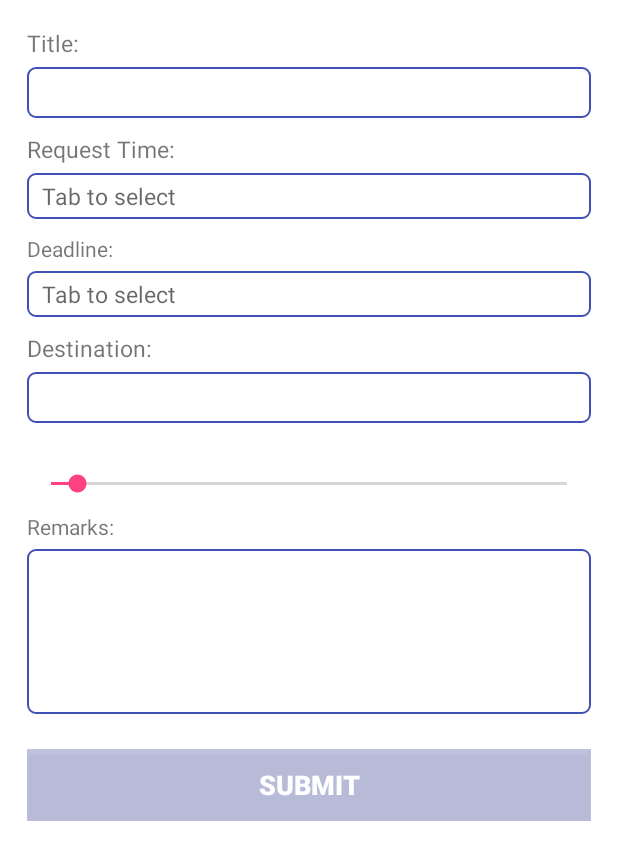
After one commit to ECNURunner/runner, an Android app: the layout fragment_create_new.xml on its own in the app's theme, with its tools: preview values and no code run, on a phone screen of 412 x 824 dp. The commit adds this screen. Shown: the top 860 px of the screen. Run offline under Robolectric (Android 15) with nearby library versions, the light colour scheme and no system bars.

Commit message:
create request
--bug: edittext box

```diff
--- a/app/build.gradle
+++ b/app/build.gradle
@@ -45,4 +45,6 @@ dependencies {
     }
     // LeanCloud 基础包
     compile ('cn.leancloud.android:avoscloud-sdk:v3.+')
+    //bottom tab
+    compile 'me.majiajie:pager-bottom-tab-strip:1.0.0'
 }
--- a/app/src/main/java/com/zjut/runner/view/fragments/MainPageFragment.java
+++ b/app/src/main/java/com/zjut/runner/view/fragments/MainPageFragment.java
@@ -250,7 +250,7 @@ public class MainPageFragment extends BaseFragment implements AdapterView.OnItem
                 //activity.goToFragment(new CheckFragment());
                 break;
             case CREATE:
-                //activity.goToFragment(new CardListFragment());
+                activity.goToFragment(new NewRequestFragment());
                 break;
         }
     }
--- /dev/null
+++ b/app/src/main/res/drawable/edit_text_box.xml
@@ -0,0 +1,9 @@
+<?xml version="1.0" encoding="utf-8"?>
+<shape xmlns:android="http://schemas.android.com/apk/res/android"
+    android:shape="rectangle">
+    <stroke android:color="@color/colorPrimary" android:width="1dp"/>
+    <corners android:radius="5dp"/>
+    <solid android:color="@color/white"/>
+    <padding android:left="5dp" android:top="5dp" android:bottom="5dp"
+        android:right="5dp"/>
+</shape>
--- /dev/null
+++ b/app/src/main/res/layout/fragment_create_new.xml
@@ -0,0 +1,126 @@
+<?xml version="1.0" encoding="utf-8"?>
+<android.support.v4.widget.NestedScrollView xmlns:android="http://schemas.android.com/apk/res/android"
+    android:layout_width="match_parent"
+    android:layout_height="match_parent"
+    xmlns:app="http://schemas.android.com/apk/res-auto"
+    android:orientation="vertical"
+    android:background="@color/white">
+    <LinearLayout
+        android:layout_width="match_parent"
+        android:layout_height="wrap_content"
+        android:layout_marginTop="@dimen/margin_create"
+        android:layout_marginLeft="@dimen/margin_create"
+        android:layout_marginRight="@dimen/margin_create"
+        android:orientation="vertical">
+        <ProgressBar
+            android:id="@+id/pb_sending_post"
+            android:layout_width="match_parent"
+            android:layout_height="wrap_content"
+            style="?android:attr/progressBarStyleHorizontal"
+            android:indeterminate="true"
+            android:visibility="gone"/>
+        <TextView
+            android:layout_width="wrap_content"
+            android:layout_height="wrap_content"
+            android:text="@string/str_create_title"
+            android:textSize="@dimen/size_font_create"
+            android:layout_gravity="center_vertical"/>
+        <EditText
+            android:id="@+id/et_title"
+            android:layout_width="match_parent"
+            android:layout_height="wrap_content"
+            android:maxLines="1"
+            android:background="@drawable/edit_text_box"
+            android:layout_marginTop="@dimen/margin_five"
+            android:paddingLeft="@dimen/margin_standard"
+            android:layout_marginBottom="@dimen/margin_standard"/>
+        <TextView
+            android:id="@+id/tv_time"
+            android:layout_width="wrap_content"
+            android:layout_height="wrap_content"
+            android:text="@string/str_request_time"
+            android:textSize="@dimen/size_font_create"
+            android:layout_gravity="center_vertical"/>
+        <EditText
+            android:id="@+id/et_time"
+            android:layout_width="match_parent"
+            android:layout_height="wrap_content"
+            android:background="@drawable/edit_text_box"
+            android:editable="false"
+            android:hint="@string/tap_to_select"
+            android:layout_marginTop="@dimen/margin_five"
+            android:paddingLeft="@dimen/margin_standard"
+            android:textSize="@dimen/margin_fifteen"
+            android:layout_marginBottom="@dimen/margin_standard"
+            />
+        <TextView
+            android:layout_width="match_parent"
+            android:layout_height="wrap_content"
+            android:text="@string/str_deadline"
+            />
+        <EditText
+            android:id="@+id/et_deadline"
+            android:layout_width="match_parent"
+            android:layout_height="wrap_content"
+            android:background="@drawable/edit_text_box"
+            android:editable="false"
+            android:hint="@string/tap_to_select"
+            android:layout_marginTop="@dimen/margin_five"
+            android:paddingLeft="@dimen/margin_standard"
+            android:textSize="@dimen/margin_fifteen"
+            android:layout_marginBottom="@dimen/margin_standard"
+            />
+        <TextView
+            android:layout_width="wrap_content"
+            android:layout_height="wrap_content"
+            android:text="@string/str_dest"
+            android:textSize="@dimen/size_font_create"
+            android:layout_gravity="center_vertical"/>
+        <EditText
+            android:id="@+id/et_dest"
+            android:layout_width="match_parent"
+            android:layout_height="wrap_content"
+            android:maxLines="1"
+            android:background="@drawable/edit_text_box"
+            android:layout_marginTop="@dimen/margin_five"
+            android:paddingLeft="@dimen/margin_standard"
+            android:layout_marginBottom="@dimen/margin_standard"/>
+        <TextView
+            android:id="@+id/tv_charge"
+            android:layout_width="wrap_content"
+            android:layout_height="wrap_content"
+            android:textSize="@dimen/size_font_create"
+            android:layout_gravity="center_vertical"/>
+        <android.support.v7.widget.AppCompatSeekBar
+            android:id="@+id/seekbar"
+            android:layout_width="match_parent"
+            android:layout_height="wrap_content"
+            android:max="100"
+            android:progress="5"
+            android:layout_marginBottom="@dimen/margin_standard"
+            />
+        <TextView
+            android:layout_width="match_parent"
+            android:layout_height="wrap_content"
+            android:text="@string/str_remark"
+            />
+        <EditText
+            android:id="@+id/et_remark"
+            android:layout_width="match_parent"
+            android:layout_height="@dimen/height_remark"
+            android:background="@drawable/edit_text_box"
+            android:layout_marginTop="@dimen/margin_five"
+            android:gravity="top"
+            android:layout_marginBottom="@dimen/margin_standard"
+            />
+        <Button
+            android:id="@+id/btn_sub"
+            style="@style/str_register_button"
+            android:layout_width="match_parent"
+            android:layout_marginTop="@dimen/margin_button"
+            android:textStyle="bold"
+            android:text="@string/str_submit" />
+
+    </LinearLayout>
+
+</android.support.v4.widget.NestedScrollView>
--- a/app/src/main/res/values/dimens.xml
+++ b/app/src/main/res/values/dimens.xml
@@ -48,6 +48,11 @@
     <!--grid icon-->
     <dimen name="menu_size">50dp</dimen>
     <dimen name="menu_title">10sp</dimen>
+    <!--create new-->
+    <dimen name="margin_create">18dp</dimen>
+    <dimen name="size_font_create">15sp</dimen>
+    <dimen name="height_remark">110dp</dimen>
+    <dimen name="margin_button">13dp</dimen>
     <!--margin-->
     <dimen name="margin_five">5dp</dimen>
     <dimen name="margin_eight">8dp</dimen>
@@ -58,6 +63,7 @@
     <dimen name="margin_zero">0dp</dimen>
     <dimen name="margin_sixty">60dp</dimen>
     <dimen name="margin_action_bar">220dp</dimen>
+
     <!--padding-->
     <dimen name="small_padding">3dp</dimen>
 
--- a/app/src/main/res/values/strings.xml
+++ b/app/src/main/res/values/strings.xml
@@ -74,6 +74,24 @@
     <string name="card_balance">Balance</string>
     <string name = "str_message_invalid">Account has not been bound,
         Please go to Profile and Bind</string>
+    <!--create new-->
+    <string name="str_request_time">Request Time:</string>
+    <string name="str_request">Request Time: %1$s</string>
+    <string name="str_remark">Remarks:</string>
+    <string name="tap_to_select">Tab to select</string>
+    <string name="str_sucess">Success</string>
+    <string name="request_submit">Request is submitted</string>
+    <string name="str_fail">Fail</string>
+    <string name="fail_submit">Request fail to submit</string>
+    <string name="str_create_title">Title:</string>
+    <string name="str_deadline">Deadline:</string>
+    <string name="str_dest">Destination:</string>
+    <string name="str_charge">Tip Ref: %1$s</string>
+    <string name="title_new">New Request</string>
+    <string name = "str_set">Set</string>
+    <string name = "str_sure">Are you sure to submit?</string>
+    <string name="str_currency">RMB</string>
+    <string name= "submit">Request is submitted</string>
 
 
 </resources>
```
Also changed, not shown: app/src/main/java/com/zjut/runner/util/Constants.java (+13 -0 lines), app/src/main/java/com/zjut/runner/view/fragments/NewRequestFragment.java (added, +370 -0 lines), app/src/main/res/layout/content_main.xml (+6 -11 lines), app/src/main/res/layout/frame_date_time.xml (added, +22 -0 lines), 1 other file.
